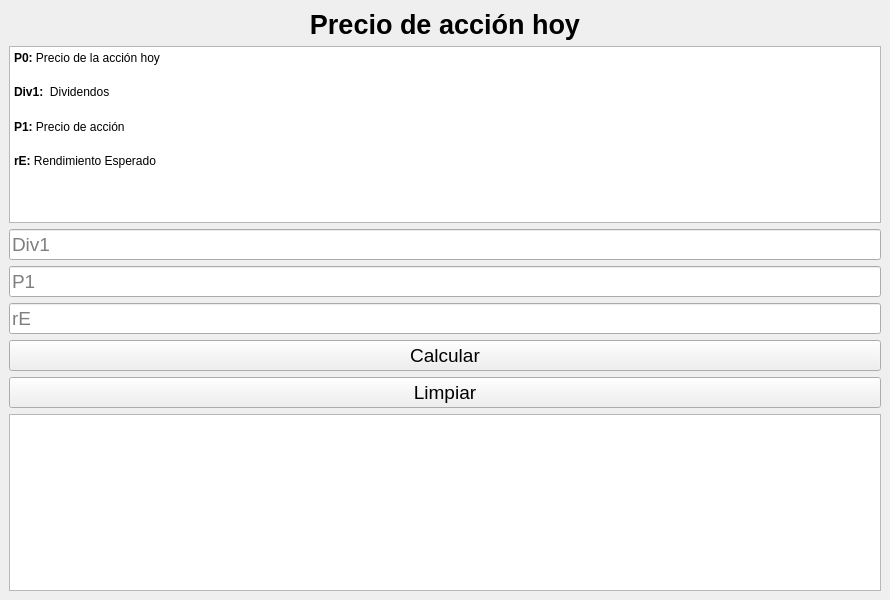
This is view/ui/precioAccionHoy.ui in luisAlcides/finanzas2 as Qt 5 draws it before an edit. The edited form follows.
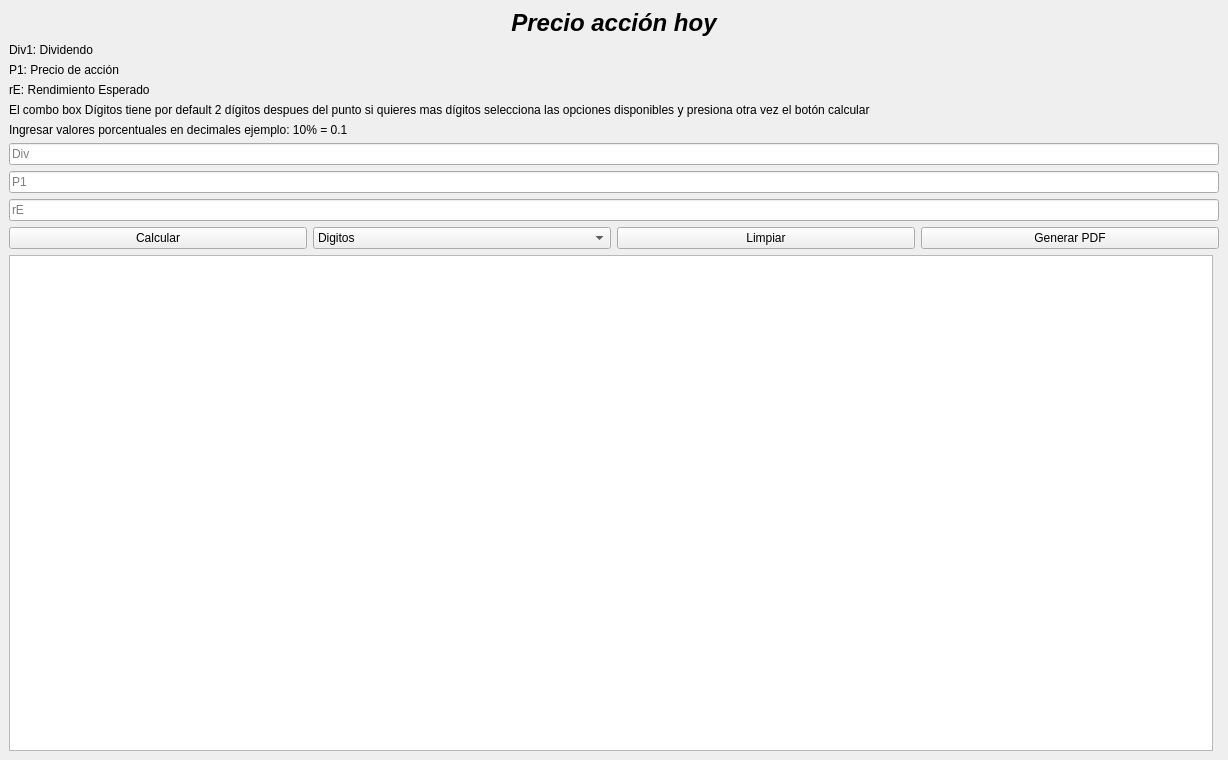
This is the edited form.

Commit message: Precio Accion Hoy

```diff
--- a/view/ui/precioAccionHoy.ui
+++ b/view/ui/precioAccionHoy.ui
@@ -9,12 +9,17 @@
    <rect>
     <x>0</x>
     <y>0</y>
-    <width>890</width>
-    <height>600</height>
+    <width>1228</width>
+    <height>760</height>
    </rect>
   </property>
   <property name="windowTitle">
-   <string>Precio de accion hoy</string>
+   <string>Precio acción hoy</string>
+  </property>
+  <property name="styleSheet">
+   <string notr="true">font: 16pt &quot;Segoe UI&quot;;
+
+width: 70%;</string>
   </property>
   <widget class="QWidget" name="centralwidget">
    <layout class="QVBoxLayout" name="verticalLayout">
@@ -22,13 +27,17 @@
      <widget class="QLabel" name="label_title">
       <property name="font">
        <font>
-        <family>Arial</family>
-        <pointsize>20</pointsize>
+        <family>Segoe UI</family>
+        <pointsize>18</pointsize>
+        <italic>true</italic>
         <bold>true</bold>
        </font>
       </property>
+      <property name="styleSheet">
+       <string notr="true">font: 700 italic 18pt &quot;Segoe UI&quot;;</string>
+      </property>
       <property name="text">
-       <string>Precio de acción hoy</string>
+       <string>Precio acción hoy</string>
       </property>
       <property name="alignment">
        <set>Qt::AlignCenter</set>
@@ -36,44 +45,60 @@
      </widget>
     </item>
     <item>
-     <widget class="QTextBrowser" name="textBrowser">
-      <property name="html">
-       <string>&lt;!DOCTYPE HTML PUBLIC &quot;-//W3C//DTD HTML 4.0//EN&quot; &quot;http://www.w3.org/TR/REC-html40/strict.dtd&quot;&gt;
-&lt;html&gt;&lt;head&gt;&lt;meta name=&quot;qrichtext&quot; content=&quot;1&quot; /&gt;&lt;meta charset=&quot;utf-8&quot; /&gt;&lt;title&gt;Precio de la acción hoy&lt;/title&gt;&lt;style type=&quot;text/css&quot;&gt;
-p, li { white-space: pre-wrap; }
-hr { height: 1px; border-width: 0; }
-li.unchecked::marker { content: &quot;\2610&quot;; }
-li.checked::marker { content: &quot;\2612&quot;; }
-&lt;/style&gt;&lt;/head&gt;&lt;body style=&quot; font-family:'Segoe UI'; font-size:9pt; font-weight:400; font-style:normal;&quot;&gt;
-&lt;p style=&quot; margin-top:12px; margin-bottom:12px; margin-left:0px; margin-right:0px; -qt-block-indent:0; text-indent:0px; line-height:160%;&quot;&gt;&lt;span style=&quot; font-family:'Arial','sans-serif'; font-weight:700;&quot;&gt;P0: &lt;/span&gt;&lt;span style=&quot; font-family:'Arial','sans-serif';&quot;&gt;Precio de la acción hoy &lt;/span&gt;&lt;/p&gt;
-&lt;p style=&quot; margin-top:12px; margin-bottom:12px; margin-left:0px; margin-right:0px; -qt-block-indent:0; text-indent:0px; line-height:160%;&quot;&gt;&lt;span style=&quot; font-family:'Arial','sans-serif'; font-weight:700;&quot;&gt;Div1: &lt;/span&gt;&lt;span style=&quot; font-family:'Arial','sans-serif';&quot;&gt; Dividendos &lt;/span&gt;&lt;/p&gt;
-&lt;p style=&quot; margin-top:12px; margin-bottom:12px; margin-left:0px; margin-right:0px; -qt-block-indent:0; text-indent:0px; line-height:160%;&quot;&gt;&lt;span style=&quot; font-family:'Arial','sans-serif'; font-weight:700;&quot;&gt;P1: &lt;/span&gt;&lt;span style=&quot; font-family:'Arial','sans-serif';&quot;&gt;Precio de acción&lt;/span&gt;&lt;/p&gt;
-&lt;p style=&quot; margin-top:12px; margin-bottom:12px; margin-left:0px; margin-right:0px; -qt-block-indent:0; text-indent:0px; line-height:160%;&quot;&gt;&lt;span style=&quot; font-family:'Arial','sans-serif'; font-weight:700;&quot;&gt;rE: &lt;/span&gt;&lt;span style=&quot; font-family:'Arial','sans-serif';&quot;&gt;Rendimiento Esperado&lt;/span&gt; &lt;/p&gt;&lt;/body&gt;&lt;/html&gt;</string>
+     <widget class="QLabel" name="label">
+      <property name="text">
+       <string>Div1: Dividendo</string>
       </property>
      </widget>
     </item>
+
+    <item>
+     <widget class="QLabel" name="label_2">
+      <property name="text">
+       <string>P1: Precio de acción</string>
+      </property>
+     </widget>
+    </item>
+
+    <item>
+     <widget class="QLabel" name="label_3">
+      <property name="text">
+       <string>rE: Rendimiento Esperado</string>
+      </property>
+     </widget>
+    </item>
+
+    <item>
+     <widget class="QLabel" name="label_7">
+      <property name="styleSheet">
+       <string notr="true">font: 9pt &quot;Segoe UI&quot;;</string>
+      </property>
+      <property name="text">
+       <string>El combo box Dígitos tiene por default 2 dígitos despues del punto si quieres mas dígitos selecciona las opciones disponibles y presiona otra vez el botón calcular</string>
+      </property>
+     </widget>
+    </item>
+
+    <item>
+     <widget class="QLabel" name="label_8">
+      <property name="styleSheet">
+       <string notr="true">font: 9pt &quot;Segoe UI&quot;;</string>
+      </property>
+      <property name="text">
+       <string>Ingresar valores porcentuales en decimales ejemplo: 10% = 0.1</string>
+      </property>
+     </widget>
+    </item>
+
     <item>
      <widget class="QLineEdit" name="txt_div1">
-      <property name="font">
-       <font>
-        <pointsize>14</pointsize>
-       </font>
-      </property>
-      <property name="text">
-       <string/>
-      </property>
       <property name="placeholderText">
-       <string>Div1</string>
+       <string>Div</string>
       </property>
      </widget>
     </item>
     <item>
      <widget class="QLineEdit" name="txt_p1">
-      <property name="font">
-       <font>
-        <pointsize>14</pointsize>
-       </font>
-      </property>
       <property name="placeholderText">
        <string>P1</string>
       </property>
@@ -81,48 +106,80 @@
     </item>
     <item>
      <widget class="QLineEdit" name="txt_re">
-      <property name="font">
-       <font>
-        <pointsize>14</pointsize>
-       </font>
-      </property>
       <property name="placeholderText">
        <string>rE</string>
       </property>
      </widget>
     </item>
     <item>
-     <widget class="QPushButton" name="btn_calcular">
-      <property name="font">
-       <font>
-        <pointsize>14</pointsize>
-       </font>
-      </property>
-      <property name="text">
-       <string>Calcular</string>
-      </property>
-     </widget>
+     <layout class="QHBoxLayout" name="horizontalLayout_2">
+      <item>
+       <widget class="QPushButton" name="btn_calcular">
+        <property name="text">
+         <string>Calcular</string>
+        </property>
+       </widget>
+      </item>
+      <item>
+       <widget class="QComboBox" name="cb_digitos">
+        <item>
+         <property name="text">
+          <string>Digitos</string>
+         </property>
+        </item>
+        <item>
+         <property name="text">
+          <string>3</string>
+         </property>
+        </item>
+        <item>
+         <property name="text">
+          <string>4</string>
+         </property>
+        </item>
+        <item>
+         <property name="text">
+          <string>5</string>
+         </property>
+        </item>
+        <item>
+         <property name="text">
+          <string>Todos</string>
+         </property>
+        </item>
+       </widget>
+      </item>
+      <item>
+       <widget class="QPushButton" name="btn_limpiar">
+        <property name="text">
+         <string>Limpiar</string>
+        </property>
+       </widget>
+      </item>
+      <item>
+       <widget class="QPushButton" name="btn_generar_pdf">
+        <property name="text">
+         <string>Generar PDF</string>
+        </property>
+       </widget>
+      </item>
+     </layout>
     </item>
+
     <item>
-     <widget class="QPushButton" name="btn_limpiar">
-      <property name="font">
-       <font>
-        <pointsize>14</pointsize>
-       </font>
-      </property>
-      <property name="text">
-       <string>Limpiar</string>
-      </property>
-     </widget>
-    </item>
-    <item>
-     <widget class="QTextBrowser" name="tb_resultado">
-      <property name="font">
-       <font>
-        <pointsize>14</pointsize>
-       </font>
-      </property>
-     </widget>
+     <layout class="QHBoxLayout" name="horizontalLayout">
+      <item>
+       <widget class="QTextBrowser" name="tb_resultado"/>
+      </item>
+      <item>
+       <layout class="QVBoxLayout" name="verticalLayout_2">
+        <item>
+         <widget class="QWidget" name="widgetGrafico" native="true"/>
+        </item>
+       </layout>
+      </item>
+
+     </layout>
     </item>
    </layout>
   </widget>
```
Left out of the diff: 6 changed lines with no effect on the pictures. The commit also changes 2 other files.
